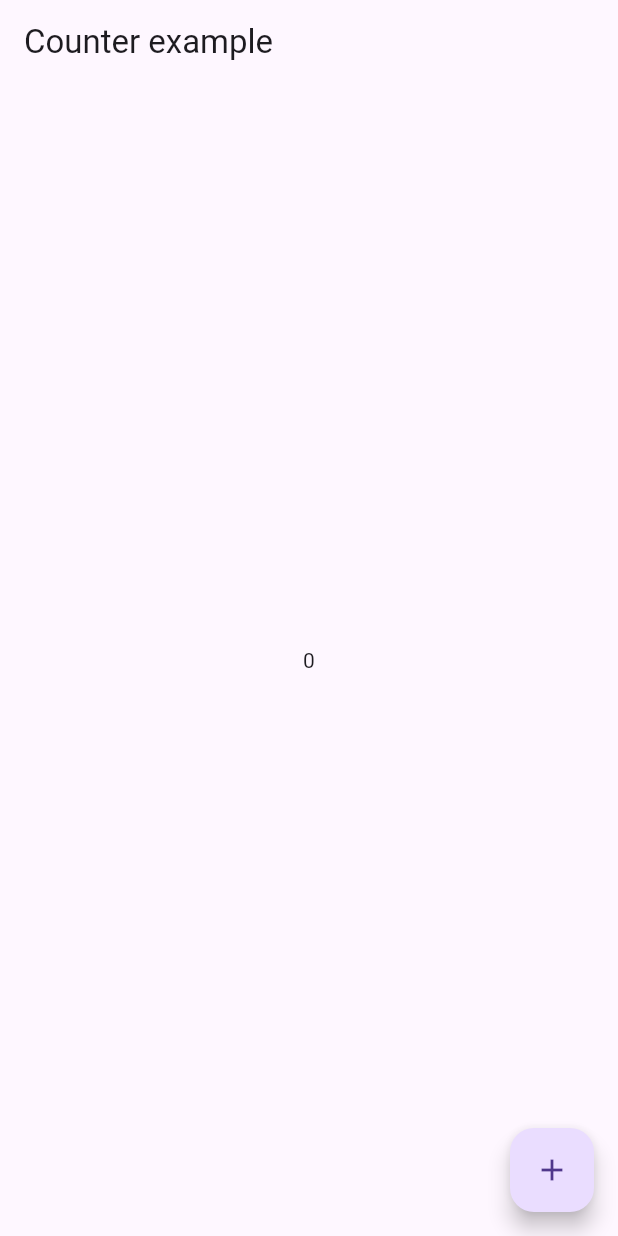
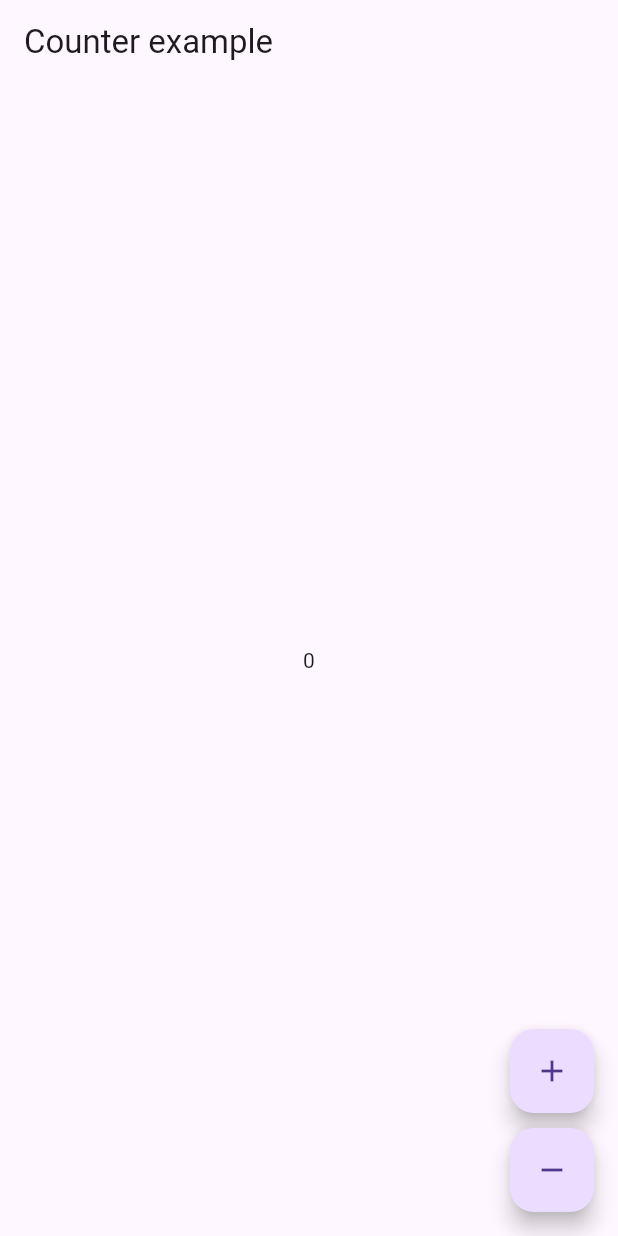
Before and after one commit to DAAC-A00/riverpod_gorouter_test01, a Flutter app: the screen it shows after launch, on a phone screen of 412 x 824 dp. Run offline on Flutter 3.47's test engine with Material 3 defaults, Android fonts, the phone set to English and light mode, and no system bars; our stand-ins replace flutter_riverpod.

Commit message:
counter minus button 추가

```diff
--- a/lib/home_screen.dart
+++ b/lib/home_screen.dart
@@ -20,11 +20,23 @@ class HomeScreen extends ConsumerWidget {
             },
           ),
         ),
-      floatingActionButton: FloatingActionButton(
+        floatingActionButton: Column(
+          mainAxisAlignment: MainAxisAlignment.end,
+          children: <Widget>[
+            FloatingActionButton(
               // The read method is a utility to read a provider without listening to it
               onPressed: () => ref.read(counterProvider.notifier).state++,
               child: const Icon(Icons.add),
             ),
-    );
+            const SizedBox(
+              height: 10,
+            ),
+            FloatingActionButton(
+              // The read method is a utility to read a provider without listening to it
+              onPressed: () => ref.read(counterProvider.notifier).state--,
+              child: const Icon(Icons.remove),
+            ),
+          ],
+        ));
   }
 }
```
Lines whose indentation alone changed are shown as unchanged.
